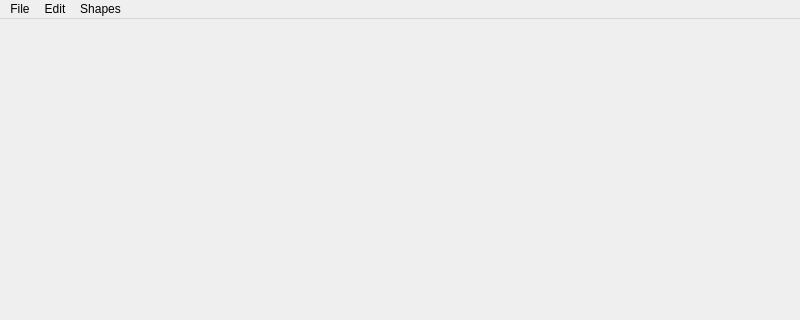
Old version of the form Universal-Audio-Visualizer/Sources/mainwindow.ui in the repository lbrooney/Universal-Audio-Visualizer; both pictures show x 0 to 800 and y 0 to 320 of the 800 by 600 pixel window.
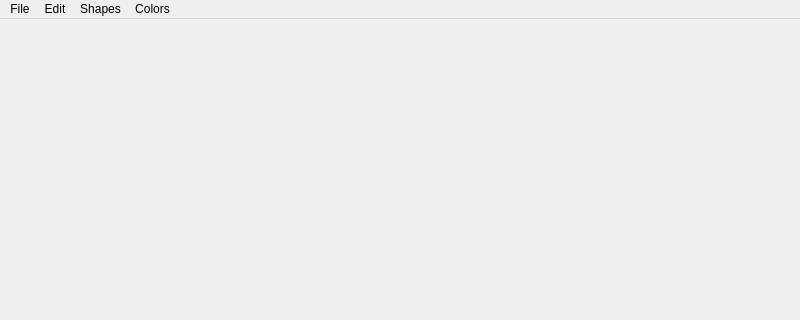
New version of the form.

Commit message: Color w/ detection that's not auto

```diff
--- a/Universal-Audio-Visualizer/Sources/mainwindow.ui
+++ b/Universal-Audio-Visualizer/Sources/mainwindow.ui
@@ -25,7 +25,7 @@
      <x>0</x>
      <y>0</y>
      <width>800</width>
-     <height>21</height>
+     <height>25</height>
     </rect>
    </property>
    <widget class="QMenu" name="menuFile">
@@ -52,9 +52,19 @@
     <addaction name="actionCube"/>
     <addaction name="actionSphere"/>
    </widget>
+   <widget class="QMenu" name="menuColors">
+    <property name="title">
+     <string>Colors</string>
+    </property>
+    <addaction name="actionRed"/>
+    <addaction name="actionGreen"/>
+    <addaction name="actionBlue"/>
+    <addaction name="actionDetect"/>
+   </widget>
    <addaction name="menuFile"/>
    <addaction name="menuFullScreen"/>
    <addaction name="menuShapes"/>
+   <addaction name="menuColors"/>
   </widget>
   <widget class="QStatusBar" name="statusbar"/>
   <action name="actionEdit">
```
Left out of the diff: 20 changed lines with no effect on the pictures. The commit also changes 4 other files.
